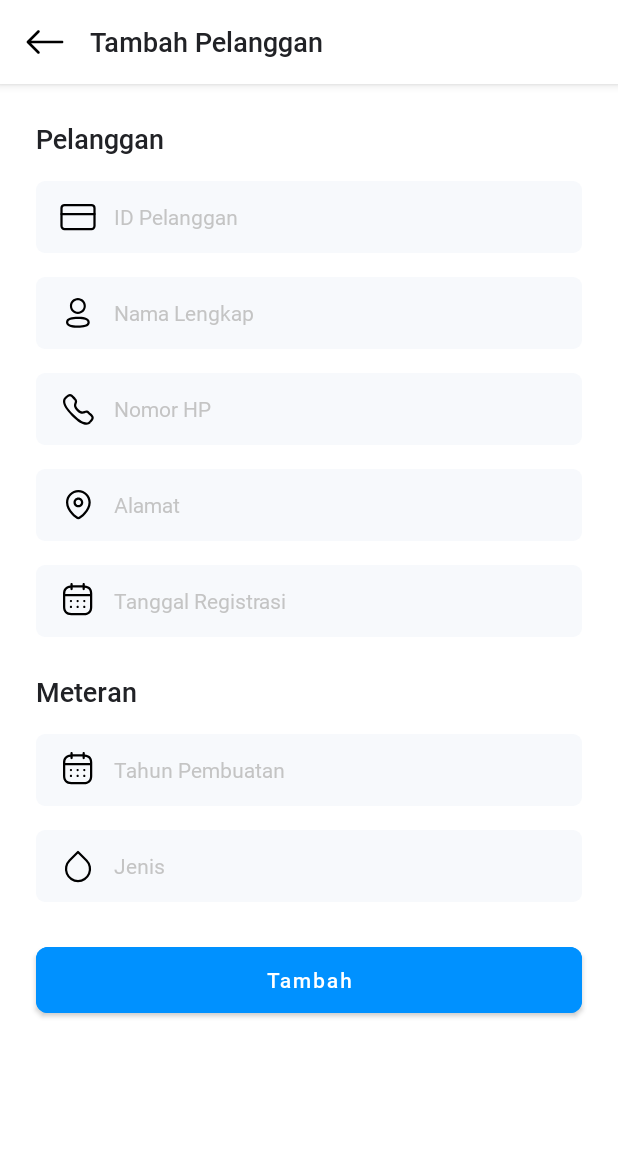
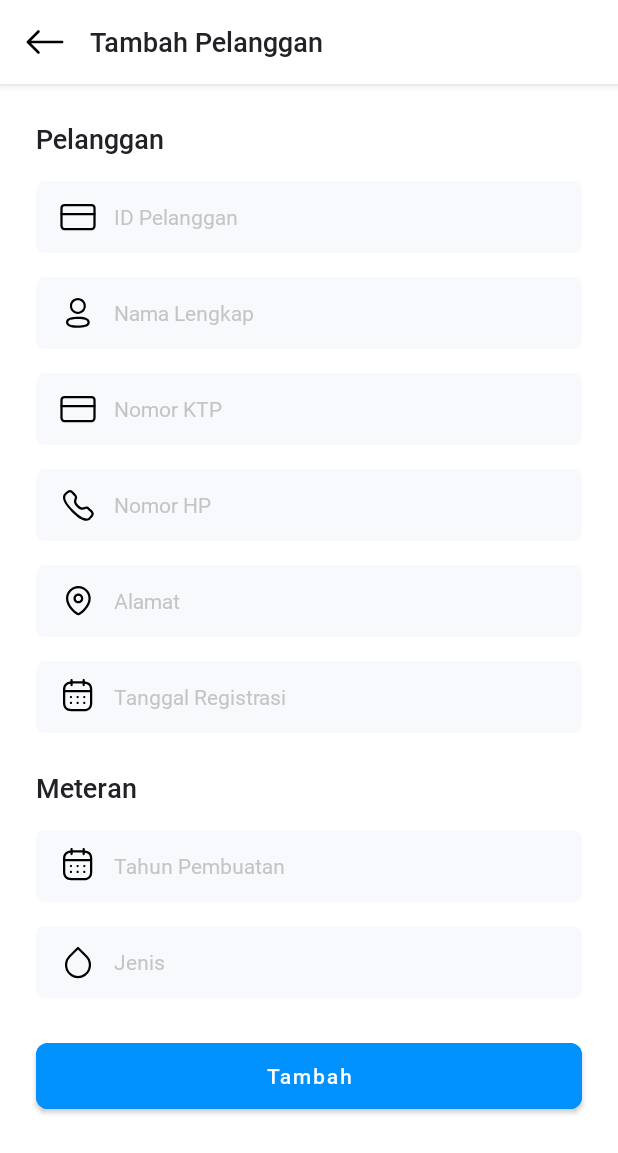
Before and after one commit to RadenMas6699/SmartWaterMeter, an Android app: the AdminAddUserFragment screen opened through its navigation route, on a phone screen of 412 x 824 dp. Shown: the top 1153 px of the screen. Run offline under Robolectric (Android 15) with nearby library versions, the phone set to English and light mode, and no system bars; pictures from the network do not load.

Commit message:
Add User

```diff
--- a/app/src/main/java/com/radenmas/smart/water/meter/adapter/UserAdapter.kt
+++ b/app/src/main/java/com/radenmas/smart/water/meter/adapter/UserAdapter.kt
@@ -28,7 +28,7 @@ class UserAdapter(val context: Context) : RecyclerView.Adapter<UserAdapter.UserV
 
         fun bindUser(b: UserResponse) {
 
-            if (b.image !== null) {
+            if (b.image != null) {
                 Glide.with(context)
                     .load(b.image)
                     .into(imgUser)
--- a/app/src/main/java/com/radenmas/smart/water/meter/network/APIServices.kt
+++ b/app/src/main/java/com/radenmas/smart/water/meter/network/APIServices.kt
@@ -58,23 +58,27 @@ interface APIServices {
     @FormUrlEncoded
     @POST(Config.ADD_USER)
     fun addUser(
-        @Field("kode_meteran") kode_meteran: String,
-        @Field("tahun") tahun: String,
-        @Field("jenis") jenis: String,
-        @Field("status") status: String,
-        @Field("password") password: String,
+        @Field("kode_meteran") kode_meteran: Int,
         @Field("fullname") fullname: String,
         @Field("no_ktp") no_ktp: String,
         @Field("no_telp") no_telp: String,
         @Field("alamat") alamat: String,
-        @Field("image") image: String,
-        @Field("terdaftar") terdaftar: String
+        @Field("terdaftar") terdaftar: String,
+        @Field("tahun") tahun: String,
+        @Field("jenis") jenis: String,
+        @Field("status") status: Int
     ): Call<DefaultResponse>
 
     @GET(Config.GET_COUNT_USER)
     fun getCountUser(): Call<DefaultResponse>
 
-    @GET("data_pelanggan/get_all_data_user.php")
+    @FormUrlEncoded
+    @POST(Config.SEARCH_USER)
+    fun searchUser(
+        @Field("nama_pelanggan") nama_pelanggan: String
+    ): Call<List<UserResponse>>
+
+    @GET(Config.GET_ALL_USER)
     fun getAllDataUser(): Call<List<UserResponse>>
 
     @POST("keluhan/get_history_keluhan_user.php")
--- a/app/src/main/java/com/radenmas/smart/water/meter/network/Config.kt
+++ b/app/src/main/java/com/radenmas/smart/water/meter/network/Config.kt
@@ -34,5 +34,6 @@ object Config {
     const val UPDATE_DATA_USER = "data_pelanggan/update_data_user.php"
     const val GET_COUNT_USER = "data_pelanggan/get_count_user.php"
     const val ADD_USER = "data_pelanggan/add_user.php"
+    const val SEARCH_USER = "data_pelanggan/search_data_user.php"
 
 }
--- a/app/src/main/java/com/radenmas/smart/water/meter/ui/auth/LoginFragment.kt
+++ b/app/src/main/java/com/radenmas/smart/water/meter/ui/auth/LoginFragment.kt
@@ -73,7 +73,6 @@ class LoginFragment : Fragment() {
             if (strUsername.isEmpty() || strPassword.isEmpty()) {
                 Toast.makeText(context, "Lengkapi yang masih kosong", Toast.LENGTH_SHORT).show()
             } else {
-
                 progress = Dialog(requireActivity())
                 progress.setContentView(R.layout.progress_layout)
                 progress.window!!.setBackgroundDrawableResource(R.drawable.bg_progress)
@@ -130,10 +129,9 @@ class LoginFragment : Fragment() {
             }
 
             override fun onFailure(call: Call<LoginResponse>, t: Throwable) {
+                progress.dismiss()
                 Toast.makeText(context, "Gagal Masuk", Toast.LENGTH_SHORT).show()
-                progress.dismiss()
             }
-
         })
     }
 
--- a/app/src/main/res/layout/fragment_add_user_admin.xml
+++ b/app/src/main/res/layout/fragment_add_user_admin.xml
@@ -68,6 +68,7 @@
                 android:layout_marginTop="16dp"
                 android:drawableStart="@drawable/ic_card_outline"
                 android:hint="@string/user_id"
+                android:maxLength="7"
                 android:inputType="number" />
 
             <EditText
@@ -77,6 +78,15 @@
                 android:drawableStart="@drawable/ic_profile_outline"
                 android:hint="@string/full_name"
                 android:inputType="textPersonName" />
+
+            <EditText
+                android:id="@+id/etNoKtp"
+                style="@style/EditTextAuth"
+                android:layout_marginTop="16dp"
+                android:drawableStart="@drawable/ic_card_outline"
+                android:hint="Nomor KTP"
+                android:inputType="number" />
+
 
             <EditText
                 android:id="@+id/etPhone"
@@ -95,6 +105,7 @@
                 android:inputType="textPostalAddress" />
 
             <EditText
+                android:id="@+id/dateRegitrasi"
                 style="@style/EditTextAuth"
                 android:layout_marginTop="16dp"
                 android:drawableStart="@drawable/ic_calender_outline"
@@ -113,6 +124,7 @@
                 android:textSize="18sp" />
 
             <EditText
+                android:id="@+id/etYearMeteran"
                 style="@style/EditTextAuth"
                 android:layout_marginTop="16dp"
                 android:drawableStart="@drawable/ic_calender_outline"
@@ -121,6 +133,7 @@
                 android:maxLength="4" />
 
             <EditText
+                android:id="@+id/etTypeMeteran"
                 style="@style/EditTextAuth"
                 android:layout_marginTop="16dp"
                 android:drawableStart="@drawable/ic_droplet_outline"
@@ -128,7 +141,7 @@
                 android:inputType="text" />
 
             <com.google.android.material.button.MaterialButton
-                android:id="@+id/etAddUser"
+                android:id="@+id/btnAddUser"
                 style="@style/ButtonStyle1"
                 android:layout_marginTop="24dp"
                 android:backgroundTint="@color/primary"
--- a/app/src/main/res/layout/list_user.xml
+++ b/app/src/main/res/layout/list_user.xml
@@ -16,6 +16,7 @@
     <de.hdodenhof.circleimageview.CircleImageView
         android:id="@+id/imgUser"
         android:layout_width="52dp"
+        android:src="@drawable/img_user_default"
         android:layout_height="52dp"
         android:layout_centerVertical="true" />
 
```
Also changed, not shown: app/src/main/java/com/radenmas/smart/water/meter/ui/admin/AdminAddUserFragment.kt (+90 -4 lines), app/src/main/java/com/radenmas/smart/water/meter/ui/admin/AdminUserFragment.kt (+21 -5 lines), app/src/main/java/com/radenmas/smart/water/meter/ui/user/UserPengaduanFragment.kt (+7 -8 lines), app/src/main/res/layout/fragment_user_admin.xml (+1 -10 lines).
